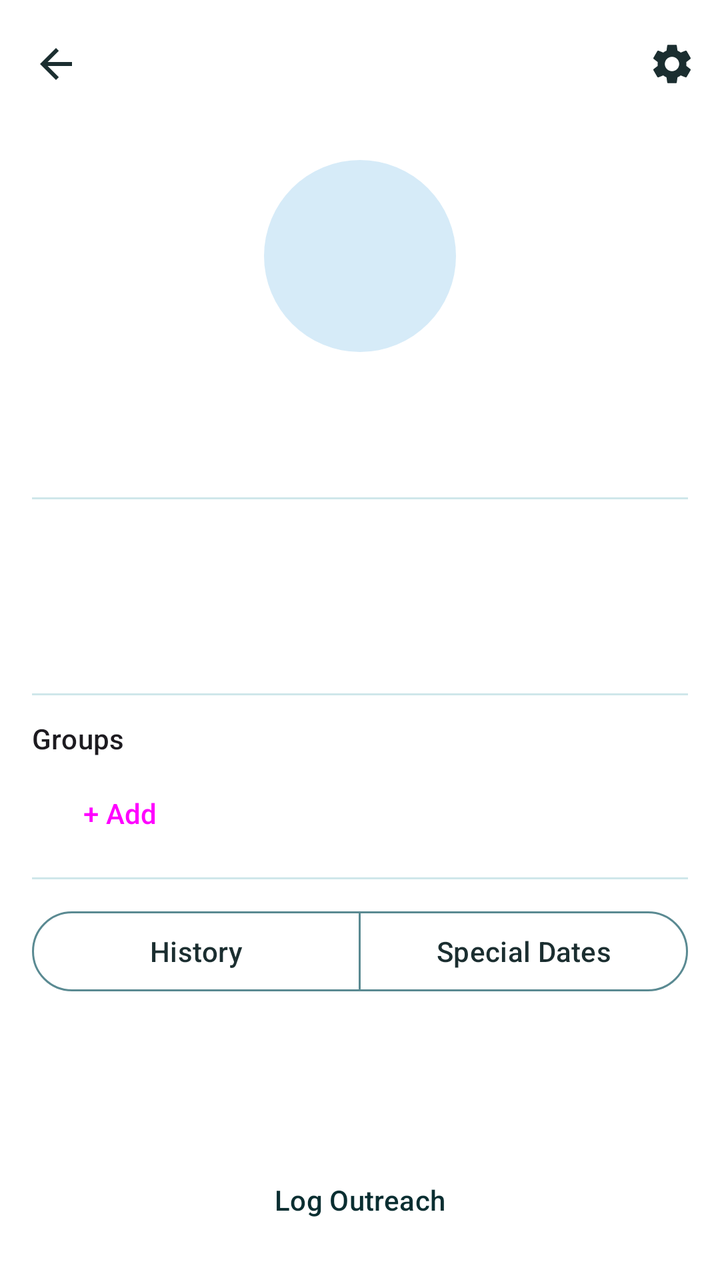
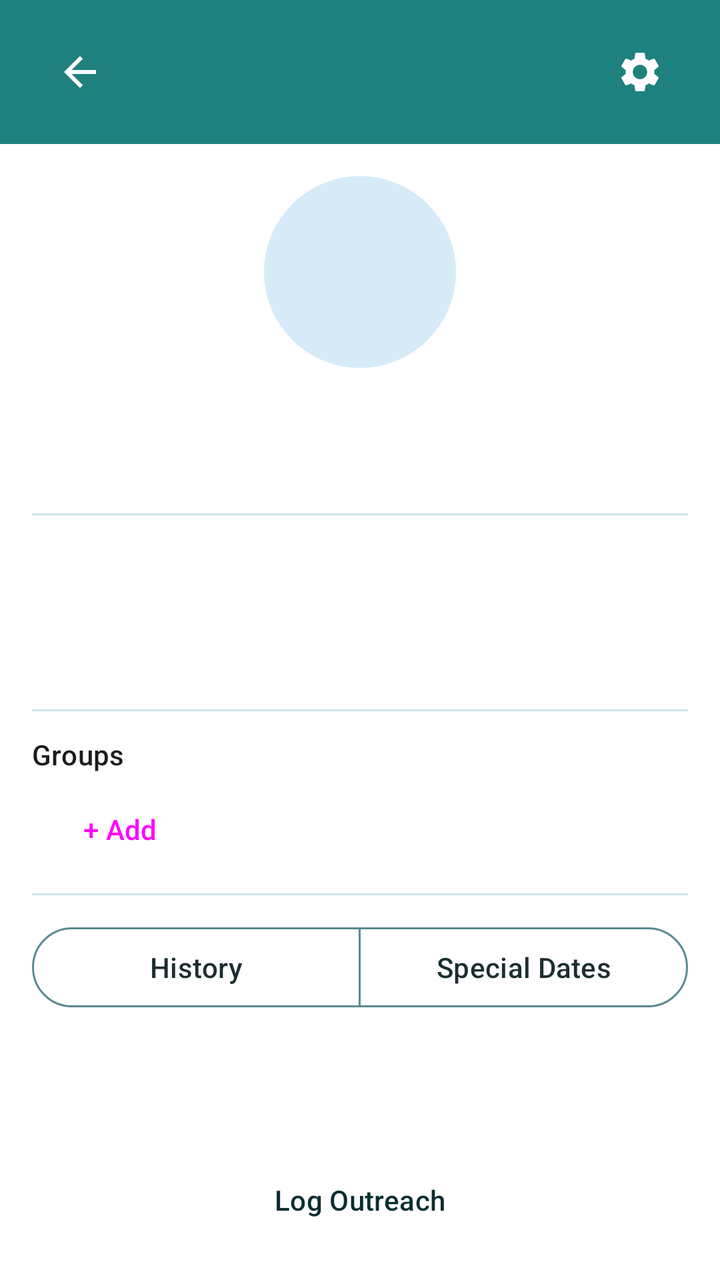

Compare the two renders of this Android layout. The source of the first and the diff that turns it into the second are given below.
<!-- AndroidManifest.xml: application theme Theme.FriendMinder -->
<!-- res/layout/fragment_contact_detail.xml -->
<?xml version="1.0" encoding="utf-8"?>
<LinearLayout xmlns:android="http://schemas.android.com/apk/res/android"
    xmlns:app="http://schemas.android.com/apk/res-auto"
    android:layout_width="match_parent"
    android:layout_height="match_parent"
    android:orientation="vertical">

    <com.google.android.material.appbar.MaterialToolbar
        android:id="@+id/toolbar"
        android:layout_width="match_parent"
        android:layout_height="?attr/actionBarSize"
        app:navigationIcon="@drawable/ic_arrow_back"
        app:menu="@menu/menu_contact_detail" />

    <ScrollView
        android:layout_width="match_parent"
        android:layout_height="wrap_content"
        android:layout_marginBottom="@dimen/fm_space_2">

        <LinearLayout
            android:layout_width="match_parent"
            android:layout_height="wrap_content"
            android:orientation="vertical"
            android:padding="@dimen/fm_space_4">

            <FrameLayout
                android:layout_width="@dimen/fm_avatar_size_detail"
                android:layout_height="@dimen/fm_avatar_size_detail"
                android:layout_gravity="center_horizontal">

                <ImageView
                    android:id="@+id/contactPhoto"
                    android:layout_width="@dimen/fm_avatar_size_detail"
                    android:layout_height="@dimen/fm_avatar_size_detail"
                    android:background="@drawable/bg_avatar_placeholder"
                    android:scaleType="centerCrop"
                    android:visibility="gone"
                    android:contentDescription="@null" />

                <TextView
                    android:id="@+id/contactInitial"
                    android:layout_width="@dimen/fm_avatar_size_detail"
                    android:layout_height="@dimen/fm_avatar_size_detail"
                    android:background="@drawable/bg_avatar_placeholder"
                    android:gravity="center"
                    android:textAppearance="?attr/textAppearanceHeadlineSmall"
                    android:textColor="?attr/colorOnSecondaryContainer" />
            </FrameLayout>

            <TextView
                android:id="@+id/contactNameText"
                android:layout_width="match_parent"
                android:layout_height="wrap_content"
                android:layout_marginTop="@dimen/fm_space_2"
                android:gravity="center"
                android:textAppearance="?attr/textAppearanceHeadlineSmall" />

            <TextView
                android:id="@+id/birthdayFrequencyCaption"
                android:layout_width="match_parent"
                android:layout_height="wrap_content"
                android:gravity="center"
                android:textAppearance="?attr/textAppearanceBodySmall"
                android:textColor="?attr/colorOnSurfaceVariant" />

            <View
                android:layout_width="match_parent"
                android:layout_height="1dp"
                android:layout_marginTop="@dimen/fm_space_4"
                android:background="?attr/colorOutlineVariant" />

            <TextView
                android:id="@+id/lastContactText"
                android:layout_width="match_parent"
                android:layout_height="wrap_content"
                android:layout_marginTop="@dimen/fm_space_3"
                android:textAppearance="?attr/textAppearanceBodyLarge" />

            <TextView
                android:id="@+id/streakText"
                android:layout_width="match_parent"
                android:layout_height="wrap_content"
                android:layout_marginTop="@dimen/fm_space_1"
                android:textAppearance="?attr/textAppearanceBodyLarge" />

            <TextView
                android:id="@+id/reachRateText"
                android:layout_width="match_parent"
                android:layout_height="wrap_content"
                android:layout_marginTop="@dimen/fm_space_1"
                android:textAppearance="?attr/textAppearanceBodyLarge" />

            <View
                android:layout_width="match_parent"
                android:layout_height="1dp"
                android:layout_marginTop="@dimen/fm_space_3"
                android:background="?attr/colorOutlineVariant" />

            <TextView
                android:layout_width="match_parent"
                android:layout_height="wrap_content"
                android:layout_marginTop="@dimen/fm_space_3"
                android:text="@string/label_groups_header"
                android:textAppearance="?attr/textAppearanceLabelLarge" />

            <com.google.android.material.chip.ChipGroup
                android:id="@+id/groupsChipGroup"
                android:layout_width="match_parent"
                android:layout_height="wrap_content"
                android:layout_marginTop="@dimen/fm_space_1" />

            <Button
                android:id="@+id/addGroupButton"
                style="@style/Widget.Material3.Button.TextButton"
                android:layout_width="wrap_content"
                android:layout_height="wrap_content"
                android:text="@string/action_add_group_chip" />

            <View
                android:layout_width="match_parent"
                android:layout_height="1dp"
                android:layout_marginTop="@dimen/fm_space_2"
                android:background="?attr/colorOutlineVariant" />

            <com.google.android.material.button.MaterialButtonToggleGroup
                android:id="@+id/tabToggleGroup"
                android:layout_width="match_parent"
                android:layout_height="wrap_content"
                android:layout_marginTop="@dimen/fm_space_3"
                app:singleSelection="true"
                app:selectionRequired="true">

                <com.google.android.material.button.MaterialButton
                    android:id="@+id/historyToggleButton"
                    style="@style/Widget.Material3.Button.OutlinedButton"
                    android:layout_width="0dp"
                    android:layout_height="48dp"
                    android:layout_weight="1"
                    android:text="@string/label_tab_history" />

                <com.google.android.material.button.MaterialButton
                    android:id="@+id/specialDatesToggleButton"
                    style="@style/Widget.Material3.Button.OutlinedButton"
                    android:layout_width="0dp"
                    android:layout_height="48dp"
                    android:layout_weight="1"
                    android:text="@string/label_tab_special_dates" />
            </com.google.android.material.button.MaterialButtonToggleGroup>
        </LinearLayout>
    </ScrollView>

    <FrameLayout
        android:layout_width="match_parent"
        android:layout_height="0dp"
        android:layout_weight="1">

        <androidx.recyclerview.widget.RecyclerView
            android:id="@+id/historyRecyclerView"
            android:layout_width="match_parent"
            android:layout_height="match_parent" />

        <TextView
            android:id="@+id/historyEmptyText"
            android:layout_width="match_parent"
            android:layout_height="wrap_content"
            android:layout_gravity="center"
            android:gravity="center"
            android:padding="@dimen/fm_space_8"
            android:text="@string/label_history_empty"
            android:textAppearance="?attr/textAppearanceBodyLarge"
            android:visibility="gone" />

        <ScrollView
            android:id="@+id/specialDatesScroll"
            android:layout_width="match_parent"
            android:layout_height="match_parent"
            android:visibility="gone">

            <LinearLayout
                android:layout_width="match_parent"
                android:layout_height="wrap_content"
                android:orientation="vertical"
                android:padding="@dimen/fm_space_4">

                <TextView
                    android:id="@+id/specialDatesEmptyText"
                    android:layout_width="match_parent"
                    android:layout_height="wrap_content"
                    android:gravity="center"
                    android:padding="@dimen/fm_space_4"
                    android:text="@string/label_special_dates_empty"
                    android:textAppearance="?attr/textAppearanceBodyLarge"
                    android:visibility="gone" />

                <LinearLayout
                    android:id="@+id/specialDatesContainer"
                    android:layout_width="match_parent"
                    android:layout_height="wrap_content"
                    android:orientation="vertical" />

                <Button
                    android:id="@+id/addSpecialDateButton"
                    style="@style/Widget.Material3.Button.OutlinedButton"
                    android:layout_width="match_parent"
                    android:layout_height="48dp"
                    android:layout_marginTop="@dimen/fm_space_4"
                    android:text="@string/action_add_special_date" />
            </LinearLayout>
        </ScrollView>
    </FrameLayout>

    
    <Button
        android:id="@+id/logOutreachButton"
        style="@style/Widget.Material3.Button"
        android:layout_width="match_parent"
        android:layout_height="48dp"
        android:layout_margin="@dimen/fm_space_4"
        android:backgroundTint="@color/btn_secondary_background"
        android:textColor="@color/btn_secondary_label"
        android:text="@string/action_log_outreach" />
</LinearLayout>
<!-- resources referenced by this layout -->
<resources>
  <dimen name="fm_avatar_size_detail">96dp</dimen>
  <dimen name="fm_space_1">4dp</dimen>
  <dimen name="fm_space_2">8dp</dimen>
  <dimen name="fm_space_3">12dp</dimen>
  <dimen name="fm_space_4">16dp</dimen>
  <dimen name="fm_space_8">32dp</dimen>
  <!-- drawable bg_avatar_placeholder (drawable) -->
  <shape xmlns:android="http://schemas.android.com/apk/res/android" android:shape="oval">
      <solid android:color="?attr/colorSecondaryContainer" />
  </shape>
  <!-- drawable ic_arrow_back (drawable) -->
  <vector xmlns:android="http://schemas.android.com/apk/res/android"
      android:width="24dp"
      android:height="24dp"
      android:viewportWidth="24"
      android:viewportHeight="24"
      android:tint="?attr/colorOnSurface">
      <path
          android:fillColor="@android:color/white"
          android:pathData="M20,11H7.83l5.59,-5.59L12,4l-8,8 8,8 1.41,-1.41L7.83,13H20v-2z" />
  </vector>
  <string name="action_add_group_chip">+ Add</string>
  <string name="action_add_special_date">Add special date</string>
  <string name="action_log_outreach">Log Outreach</string>
  <string name="label_groups_header">Groups</string>
  <string name="label_history_empty">No outreach logged yet — send a message or log a hangout</string>
  <string name="label_special_dates_empty">No special dates yet</string>
  <string name="label_tab_history">History</string>
  <string name="label_tab_special_dates">Special Dates</string>
  <color name="fm_primary">#1F817D</color>
  <color name="fm_on_primary">#FFFFFF</color>
  <color name="fm_primary_container">#B0E8E6</color>
  <color name="fm_on_primary_container">#195556</color>
  <color name="fm_secondary">#5ABBEB</color>
  <color name="fm_on_secondary">#0A2E31</color>
  <color name="fm_secondary_container">#D6EBF8</color>
  <color name="fm_on_secondary_container">#0A2E31</color>
  <color name="fm_surface">#FFFFFF</color>
  <color name="fm_ink">#1B2E30</color>
  <color name="fm_surface_variant">#D3E9F4</color>
  <color name="fm_ink_dim">#4C6A6E</color>
  <color name="fm_outline">#5A8A92</color>
  <color name="fm_divider">#CFE7EA</color>
  <color name="fm_error">#B3261E</color>
  <color name="fm_error_container">#F9DEDC</color>
  <color name="fm_on_error_container">#410E0B</color>
  <!-- unchanged entries left out for length: 1 -->
</resources>

<!-- the commit's change to res/layout/fragment_contact_detail.xml (unified diff, before → after) -->
@@ -5,12 +5,60 @@
     android:layout_height="match_parent"
     android:orientation="vertical">
 
-    <com.google.android.material.appbar.MaterialToolbar
-        android:id="@+id/toolbar"
-        android:layout_width="match_parent"
-        android:layout_height="?attr/actionBarSize"
-        app:navigationIcon="@drawable/ic_arrow_back"
-        app:menu="@menu/menu_contact_detail" />
+    
+    <LinearLayout
+        android:id="@+id/headerContainer"
+        android:layout_width="match_parent"
+        android:layout_height="wrap_content"
+        android:orientation="vertical"
+        android:background="@color/fm_header">
+
+        <View
+            android:id="@+id/statusBarSpacer"
+            android:layout_width="match_parent"
+            android:layout_height="0dp" />
+
+        <FrameLayout
+            android:layout_width="match_parent"
+            android:layout_height="@dimen/fm_home_header_height">
+
+            <ImageButton
+                android:id="@+id/backButton"
+                android:layout_width="48dp"
+                android:layout_height="48dp"
+                android:layout_gravity="start|center_vertical"
+                android:layout_marginStart="16dp"
+                android:padding="12dp"
+                android:background="?attr/selectableItemBackgroundBorderless"
+                android:src="@drawable/ic_arrow_back"
+                app:tint="@color/fm_on_primary"
+                android:contentDescription="@string/content_desc_back" />
+
+            <TextView
+                android:id="@+id/headerTitle"
+                android:layout_width="wrap_content"
+                android:layout_height="wrap_content"
+                android:layout_gravity="start|center_vertical"
+                android:layout_marginStart="72dp"
+                android:layout_marginEnd="72dp"
+                android:textColor="@color/fm_on_primary"
+                android:textSize="@dimen/fm_header_title_size"
+                android:maxLines="1"
+                android:ellipsize="end" />
+
+            <ImageButton
+                android:id="@+id/headerActionButton"
+                android:layout_width="48dp"
+                android:layout_height="48dp"
+                android:layout_gravity="end|center_vertical"
+                android:layout_marginEnd="16dp"
+                android:padding="12dp"
+                android:background="?attr/selectableItemBackgroundBorderless"
+                android:src="@drawable/ic_settings"
+                app:tint="@color/fm_on_primary"
+                android:contentDescription="@string/title_edit_frequency" />
+        </FrameLayout>
+    </LinearLayout>
 
     <ScrollView
         android:layout_width="match_parent"
<!-- resource entries referenced after the edit -->
@@ -1,6 +1,9 @@
 <!-- resources referenced by this layout -->
 <resources>
+  <color name="fm_header">#1F817D</color>
   <dimen name="fm_avatar_size_detail">96dp</dimen>
+  <dimen name="fm_header_title_size">30sp</dimen>
+  <dimen name="fm_home_header_height">72dp</dimen>
   <dimen name="fm_space_1">4dp</dimen>
   <dimen name="fm_space_2">8dp</dimen>
   <dimen name="fm_space_3">12dp</dimen>
@@ -21,14 +24,27 @@
           android:fillColor="@android:color/white"
           android:pathData="M20,11H7.83l5.59,-5.59L12,4l-8,8 8,8 1.41,-1.41L7.83,13H20v-2z" />
   </vector>
+  <!-- drawable ic_settings (drawable) -->
+  <vector xmlns:android="http://schemas.android.com/apk/res/android"
+      android:width="24dp"
+      android:height="24dp"
+      android:viewportWidth="24"
+      android:viewportHeight="24"
+      android:tint="?attr/colorOnSurface">
+      <path
+          android:fillColor="@android:color/white"
+          android:pathData="M19.14,12.94c0.04,-0.3 0.06,-0.61 0.06,-0.94c0,-0.32 -0.02,-0.64 -0.07,-0.94l2.03,-1.58c0.18,-0.14 0.23,-0.41 0.12,-0.61l-1.92,-3.32c-0.12,-0.22 -0.37,-0.29 -0.59,-0.22l-2.39,0.96c-0.5,-0.38 -1.03,-0.7 -1.62,-0.94L14.4,2.81c-0.04,-0.24 -0.24,-0.41 -0.48,-0.41h-3.84c-0.24,0 -0.43,0.17 -0.47,0.41L9.25,5.35C8.66,5.59 8.12,5.92 7.63,6.29L5.24,5.33c-0.22,-0.08 -0.47,0 -0.59,0.22L2.74,8.87c-0.12,0.21 -0.08,0.47 0.12,0.61l2.03,1.58C4.84,11.36 4.8,11.69 4.8,12s0.02,0.64 0.07,0.94l-2.03,1.58c-0.18,0.14 -0.23,0.41 -0.12,0.61l1.92,3.32c0.12,0.22 0.37,0.29 0.59,0.22l2.39,-0.96c0.5,0.38 1.03,0.7 1.62,0.94l0.36,2.54c0.05,0.24 0.24,0.41 0.48,0.41h3.84c0.24,0 0.44,-0.17 0.47,-0.41l0.36,-2.54c0.59,-0.24 1.13,-0.56 1.62,-0.94l2.39,0.96c0.22,0.08 0.47,0 0.59,-0.22l1.92,-3.32c0.12,-0.22 0.07,-0.47 -0.12,-0.61L19.14,12.94zM12,15.6c-1.98,0 -3.6,-1.62 -3.6,-3.6s1.62,-3.6 3.6,-3.6s3.6,1.62 3.6,3.6S13.98,15.6 12,15.6z" />
+  </vector>
   <string name="action_add_group_chip">+ Add</string>
   <string name="action_add_special_date">Add special date</string>
   <string name="action_log_outreach">Log Outreach</string>
+  <string name="content_desc_back">Back</string>
   <string name="label_groups_header">Groups</string>
   <string name="label_history_empty">No outreach logged yet — send a message or log a hangout</string>
   <string name="label_special_dates_empty">No special dates yet</string>
   <string name="label_tab_history">History</string>
   <string name="label_tab_special_dates">Special Dates</string>
+  <string name="title_edit_frequency">Reminder Frequency</string>
   <color name="fm_primary">#1F817D</color>
   <color name="fm_on_primary">#FFFFFF</color>
   <color name="fm_primary_container">#B0E8E6</color>
